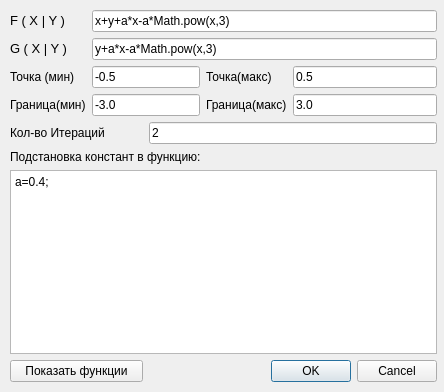
Before: the Qt Designer form dialog.ui in ReVKa/Diff, drawn with Qt 5.
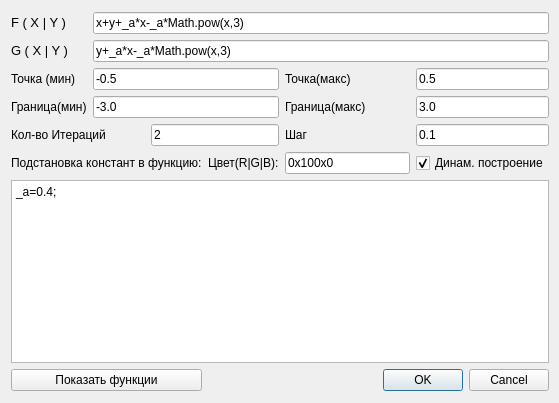
After: the same form once the commit is applied.

```diff
--- a/dialog.ui
+++ b/dialog.ui
@@ -6,23 +6,47 @@
    <rect>
     <x>0</x>
     <y>0</y>
-    <width>444</width>
-    <height>392</height>
+    <width>559</width>
+    <height>403</height>
    </rect>
   </property>
   <property name="windowTitle">
    <string>Dialog</string>
   </property>
-  <widget class="QWidget" name="">
+  <widget class="QWidget" name="layoutWidget">
    <property name="geometry">
     <rect>
-     <x>10</x>
-     <y>10</y>
-     <width>427</width>
-     <height>372</height>
+     <x>11</x>
+     <y>12</y>
+     <width>538</width>
+     <height>379</height>
     </rect>
    </property>
    <layout class="QGridLayout" name="gridLayout">
+    <item row="7" column="0" colspan="3">
+     <widget class="QPushButton" name="infoFuncButton">
+      <property name="text">
+       <string>Показать функции</string>
+      </property>
+     </widget>
+    </item>
+    <item row="7" column="3" colspan="4">
+     <widget class="QDialogButtonBox" name="buttonBox">
+      <property name="orientation">
+       <enum>Qt::Horizontal</enum>
+      </property>
+      <property name="standardButtons">
+       <set>QDialogButtonBox::Cancel|QDialogButtonBox::Ok</set>
+      </property>
+     </widget>
+    </item>
+    <item row="6" column="0" colspan="7">
+     <widget class="QPlainTextEdit" name="constText">
+      <property name="plainText">
+       <string>_a=0.4;</string>
+      </property>
+     </widget>
+    </item>
     <item row="0" column="0">
      <widget class="QLabel" name="label_6">
       <property name="text">
@@ -30,24 +54,17 @@
       </property>
      </widget>
     </item>
-    <item row="0" column="1" colspan="4">
+    <item row="0" column="1" colspan="6">
      <widget class="QLineEdit" name="lineEdit_f">
       <property name="text">
-       <string>x+y+a*x-a*Math.pow(x,3)</string>
+       <string>x+y+_a*x-_a*Math.pow(x,3)</string>
       </property>
      </widget>
     </item>
-    <item row="1" column="0">
-     <widget class="QLabel" name="label">
-      <property name="text">
-       <string>&lt;html&gt;&lt;head/&gt;&lt;body&gt;&lt;p&gt;&lt;span style=&quot; font-size:10pt;&quot;&gt;G ( X | Y )&lt;/span&gt;&lt;/p&gt;&lt;/body&gt;&lt;/html&gt;</string>
-      </property>
-     </widget>
-    </item>
-    <item row="1" column="1" colspan="4">
+    <item row="1" column="1" colspan="6">
      <widget class="QLineEdit" name="lineEdit_g">
       <property name="text">
-       <string>y+a*x-a*Math.pow(x,3)</string>
+       <string>y+_a*x-_a*Math.pow(x,3)</string>
       </property>
      </widget>
     </item>
@@ -58,27 +75,20 @@
       </property>
      </widget>
     </item>
-    <item row="2" column="1" colspan="2">
+    <item row="1" column="0">
+     <widget class="QLabel" name="label">
+      <property name="text">
+       <string>&lt;html&gt;&lt;head/&gt;&lt;body&gt;&lt;p&gt;&lt;span style=&quot; font-size:10pt;&quot;&gt;G ( X | Y )&lt;/span&gt;&lt;/p&gt;&lt;/body&gt;&lt;/html&gt;</string>
+      </property>
+     </widget>
+    </item>
+    <item row="2" column="1" colspan="3">
      <widget class="QLineEdit" name="lineEdit_min">
       <property name="text">
        <string>-0.5</string>
       </property>
      </widget>
     </item>
-    <item row="2" column="3">
-     <widget class="QLabel" name="label_5">
-      <property name="text">
-       <string>&lt;html&gt;&lt;head/&gt;&lt;body&gt;&lt;p&gt;Точка(макс)&lt;/p&gt;&lt;/body&gt;&lt;/html&gt;</string>
-      </property>
-     </widget>
-    </item>
-    <item row="2" column="4">
-     <widget class="QLineEdit" name="lineEdit_max">
-      <property name="text">
-       <string>0.5</string>
-      </property>
-     </widget>
-    </item>
     <item row="3" column="0">
      <widget class="QLabel" name="label_2">
       <property name="text">
@@ -86,24 +96,17 @@
       </property>
      </widget>
     </item>
-    <item row="3" column="1" colspan="2">
+    <item row="3" column="1" colspan="3">
      <widget class="QLineEdit" name="lineEdit_b_min">
       <property name="text">
        <string>-3.0</string>
       </property>
      </widget>
     </item>
-    <item row="3" column="3">
-     <widget class="QLabel" name="label_3">
+    <item row="4" column="4">
+     <widget class="QLabel" name="label_9">
       <property name="text">
-       <string>Граница(макс)</string>
-      </property>
-     </widget>
-    </item>
-    <item row="3" column="4">
-     <widget class="QLineEdit" name="lineEdit_b_max">
-      <property name="text">
-       <string>3.0</string>
+       <string>Шаг</string>
       </property>
      </widget>
     </item>
@@ -114,41 +117,82 @@
       </property>
      </widget>
     </item>
-    <item row="4" column="2" colspan="3">
+    <item row="4" column="2" colspan="2">
      <widget class="QLineEdit" name="line_edit_num">
       <property name="text">
        <string>2</string>
       </property>
      </widget>
     </item>
-    <item row="5" column="0" colspan="4">
+    <item row="5" column="4">
+     <widget class="QLineEdit" name="colorLine">
+      <property name="text">
+       <string>0x100x0</string>
+      </property>
+     </widget>
+    </item>
+    <item row="5" column="5" colspan="2">
+     <widget class="QCheckBox" name="dynamicBox">
+      <property name="enabled">
+       <bool>true</bool>
+      </property>
+      <property name="acceptDrops">
+       <bool>false</bool>
+      </property>
+      <property name="text">
+       <string>Динам. построение</string>
+      </property>
+      <property name="checked">
+       <bool>true</bool>
+      </property>
+     </widget>
+    </item>
+    <item row="5" column="0" colspan="3">
      <widget class="QLabel" name="label_4">
       <property name="text">
        <string>Подстановка констант в функцию:</string>
       </property>
      </widget>
     </item>
-    <item row="6" column="0" colspan="5">
-     <widget class="QPlainTextEdit" name="constText">
-      <property name="plainText">
-       <string>a=0.4;</string>
+    <item row="5" column="3">
+     <widget class="QLabel" name="label_10">
+      <property name="text">
+       <string>Цвет(R|G|B):</string>
       </property>
      </widget>
     </item>
-    <item row="7" column="0" colspan="2">
-     <widget class="QPushButton" name="pushButton">
+    <item row="3" column="4">
+     <widget class="QLabel" name="label_3">
       <property name="text">
-       <string>Показать функции</string>
+       <string>Граница(макс)</string>
       </property>
      </widget>
     </item>
-    <item row="7" column="2" colspan="3">
-     <widget class="QDialogButtonBox" name="buttonBox">
-      <property name="orientation">
-       <enum>Qt::Horizontal</enum>
+    <item row="2" column="4">
+     <widget class="QLabel" name="label_5">
+      <property name="text">
+       <string>&lt;html&gt;&lt;head/&gt;&lt;body&gt;&lt;p&gt;Точка(макс)&lt;/p&gt;&lt;/body&gt;&lt;/html&gt;</string>
       </property>
-      <property name="standardButtons">
-       <set>QDialogButtonBox::Cancel|QDialogButtonBox::Ok</set>
+     </widget>
+    </item>
+    <item row="2" column="5" colspan="2">
+     <widget class="QLineEdit" name="lineEdit_max">
+      <property name="text">
+       <string>0.5</string>
+      </property>
+     </widget>
+    </item>
+    <item row="3" column="5" colspan="2">
+     <widget class="QLineEdit" name="lineEdit_b_max">
+      <property name="text">
+       <string>3.0</string>
+      </property>
+     </widget>
+    </item>
+    <item row="4" column="5" colspan="2">
+     <widget class="QLineEdit" name="stepLine">
+      <property name="text">
+       <string>0.1</string>
       </property>
      </widget>
     </item>
```
